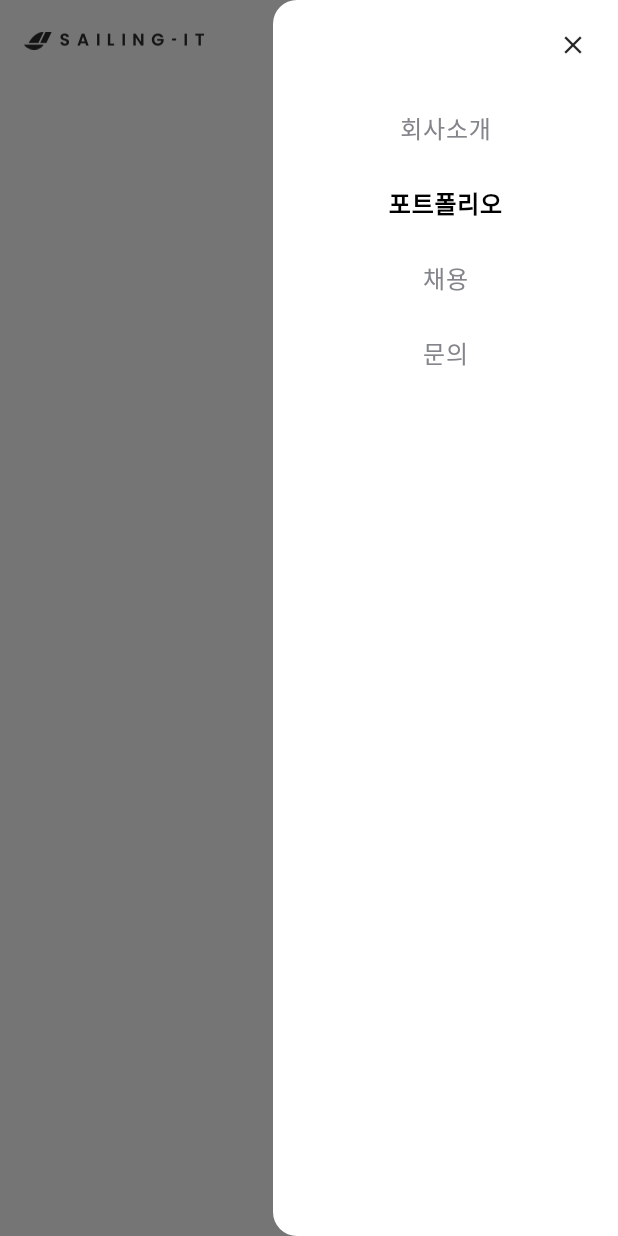
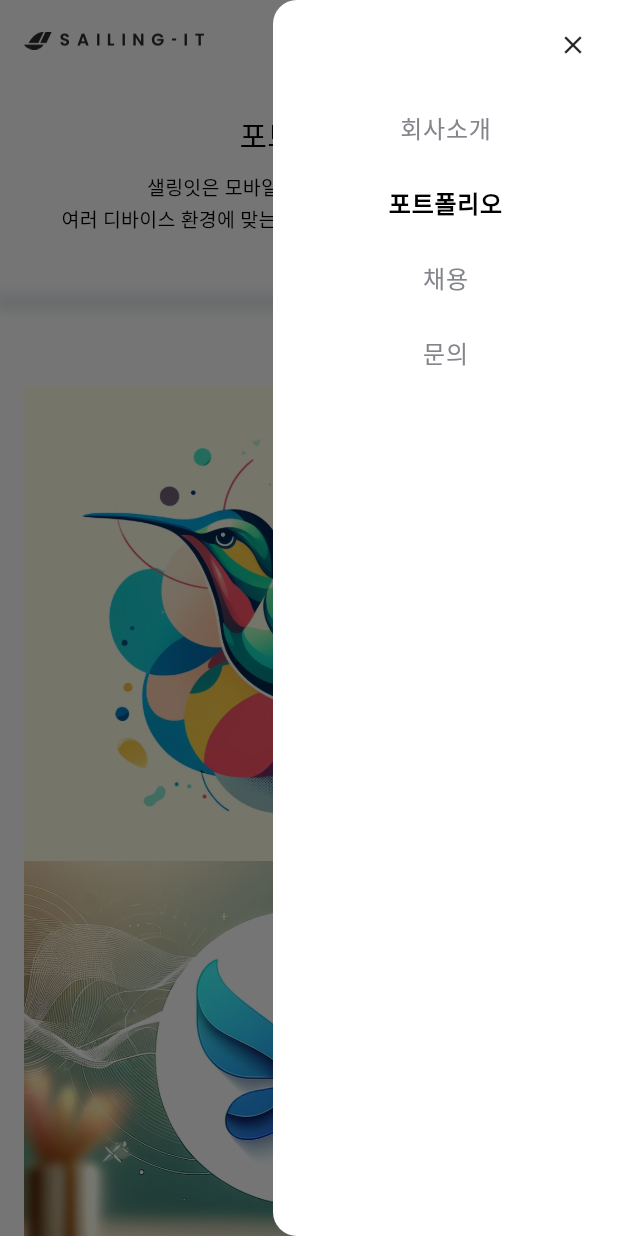
Before and after one commit to jinhan38/flutter_responsive_web, a Flutter app: the PortfolioScreen screen opened by its route, with the side drawer open, on a phone screen of 412 x 824 dp. Run offline on Flutter 3.47's test engine with Material 3 defaults, Android fonts, the light colour scheme and no system bars; our stand-ins replace beamer; Roboto replaces fonts that are missing (pretendard).

Commit message:
포트폴리오 완료

```diff
--- a/lib/screen/portfolio/portfolio_screen.dart
+++ b/lib/screen/portfolio/portfolio_screen.dart
@@ -1,4 +1,9 @@
 import 'package:flutter/material.dart';
+import 'package:flutter_responsive_web/util/asset_path.dart';
+import 'package:flutter_responsive_web/util/my_color.dart';
+import 'package:flutter_responsive_web/util/screen_padding.dart';
+import 'package:flutter_responsive_web/widgets/common_scaffold.dart';
+import 'package:flutter_responsive_web/widgets/header.dart';
 import 'package:flutter_responsive_web/widgets/page_drawer.dart';
 import 'package:flutter_responsive_web/widgets/screen_layout_builder.dart';
 
@@ -16,16 +21,60 @@ class _PortfolioScreenState extends State<PortfolioScreen> {
   Widget build(BuildContext context) {
     return ScreenLayoutBuilder(
       myBuilder: (screenModel, web, tablet, mobile) {
-        return Scaffold(
-          endDrawer: PageDrawer(currentIndex: 1, tablet: tablet),
-          body: Column(
-            children: [
-              Menu(
-                currentIndex: 1,
-                screenModel: screenModel,
+        var screenWidth = MediaQuery.of(context).size.width;
+        return CommonScaffold(
+          currentIndex: 1,
+          screenModel: screenModel,
+          horizontalPadding: ScreenPadding.get(web, screenWidth),
+          children: [
+            Header(
+              title: "포트폴리오",
+              subTitle:
+                  "샐링잇은 모바일, 웹, 어드민 뿐만 아니라\n여러 디바이스 환경에 맞는 개발 환경과 디자인을 제안합니다.",
+              backgroundImage: "",
+              screenModel: screenModel,
+              titleColor: Colors.black,
+              subTitleColor: Colors.black,
+            ),
+
+            SizedBox(
+              width: screenWidth,
+              height: 1,
+              child: OverflowBox(
+                maxWidth: screenWidth,
+                maxHeight: 1,
+                child: Container(
+                  width: screenWidth,
+                  height: 1,
+                  decoration: const BoxDecoration(
+                    boxShadow: [
+                      BoxShadow(
+                        color: MyColor.gray20,
+                        blurRadius: 7,
+                        spreadRadius: 3,
+                        offset: Offset(0, -5),
+                      )
+                    ],
+                  ),
+                ),
               ),
-            ],
-          ),
+            ),
+            const SizedBox(height: 50),
+            GridView.count(
+              physics: const NeverScrollableScrollPhysics(),
+              crossAxisCount: web ? 2 : 1,
+              shrinkWrap: true,
+              childAspectRatio: 1.2,
+              children: [
+                Image.asset(AssetPath.bird, fit: BoxFit.cover),
+                Image.asset(AssetPath.butterfly, fit: BoxFit.cover),
+                Image.asset(AssetPath.flutter, fit: BoxFit.cover),
+                Image.asset(AssetPath.office, fit: BoxFit.cover),
+                Image.asset(AssetPath.office_2, fit: BoxFit.cover),
+              ],
+            ),
+            const SizedBox(height: 150),
+          ],
         );
       },
     );
--- a/lib/util/asset_path.dart
+++ b/lib/util/asset_path.dart
@@ -4,4 +4,9 @@ class AssetPath {
   static const questionHeaderImage = "assets/question_header_image.png";
   static const recruitHeaderImage = "assets/recruit_header_image.png";
   static const tag = "assets/tag.png";
+  static const bird = "assets/bird.jpg";
+  static const butterfly = "assets/butterfly.jpg";
+  static const flutter = "assets/flutter.jpg";
+  static const office = "assets/office.jpg";
+  static const office_2 = "assets/office_2.jpg";
 }
--- a/lib/widgets/header.dart
+++ b/lib/widgets/header.dart
@@ -9,6 +9,7 @@ class Header extends StatelessWidget {
     required this.subTitle,
     required this.backgroundImage,
     this.titleColor = Colors.white,
+    this.subTitleColor = Colors.white,
     required this.screenModel,
     super.key,
   });
@@ -17,6 +18,7 @@ class Header extends StatelessWidget {
   final String subTitle;
   final String backgroundImage;
   final Color titleColor;
+  final Color subTitleColor;
   final ScreenModel screenModel;
 
   @override
@@ -57,10 +59,11 @@ class Header extends StatelessWidget {
                 const SizedBox(height: 10),
                 Text(
                   subTitle,
-                  style: TextUtil.get20(context, Colors.white).copyWith(
+                  style: TextUtil.get20(context, subTitleColor).copyWith(
                     fontWeight: subTitleFontWeight(),
                     fontSize: subTitleFontSize(),
                   ),
+                  textAlign: TextAlign.center,
                 ),
               ],
             ],
```
Also changed, not shown: assets/bird.jpg (added), assets/butterfly.jpg (added), assets/flutter.jpg (added), assets/office.jpg (added), assets/office_2.jpg (added).
